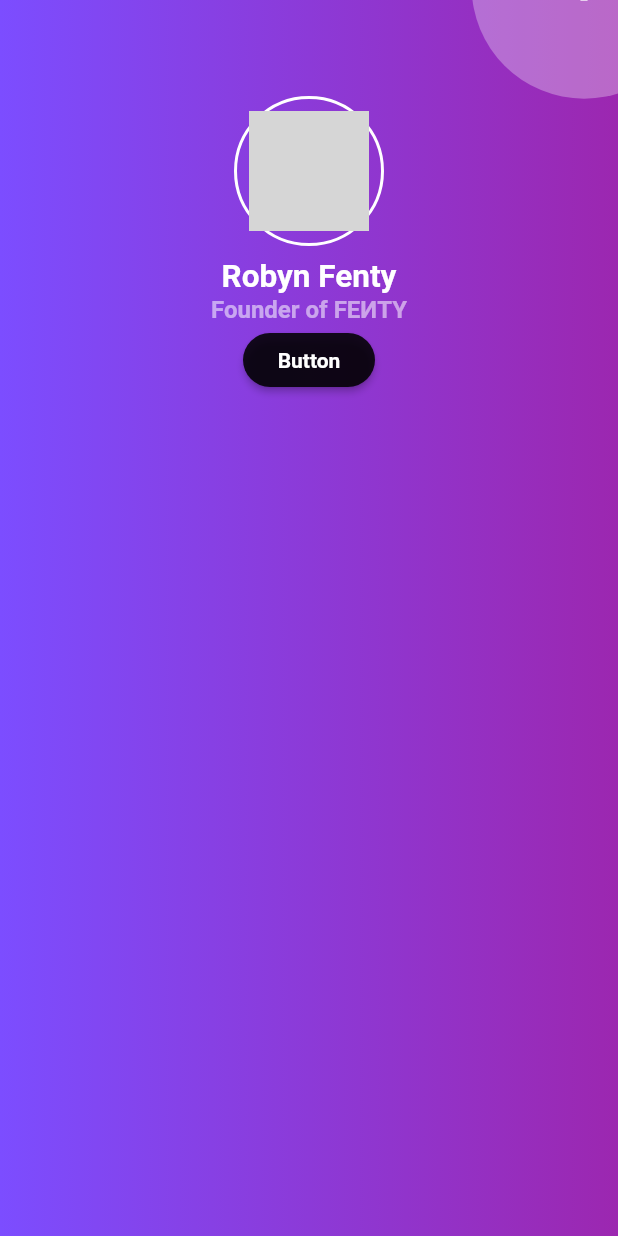
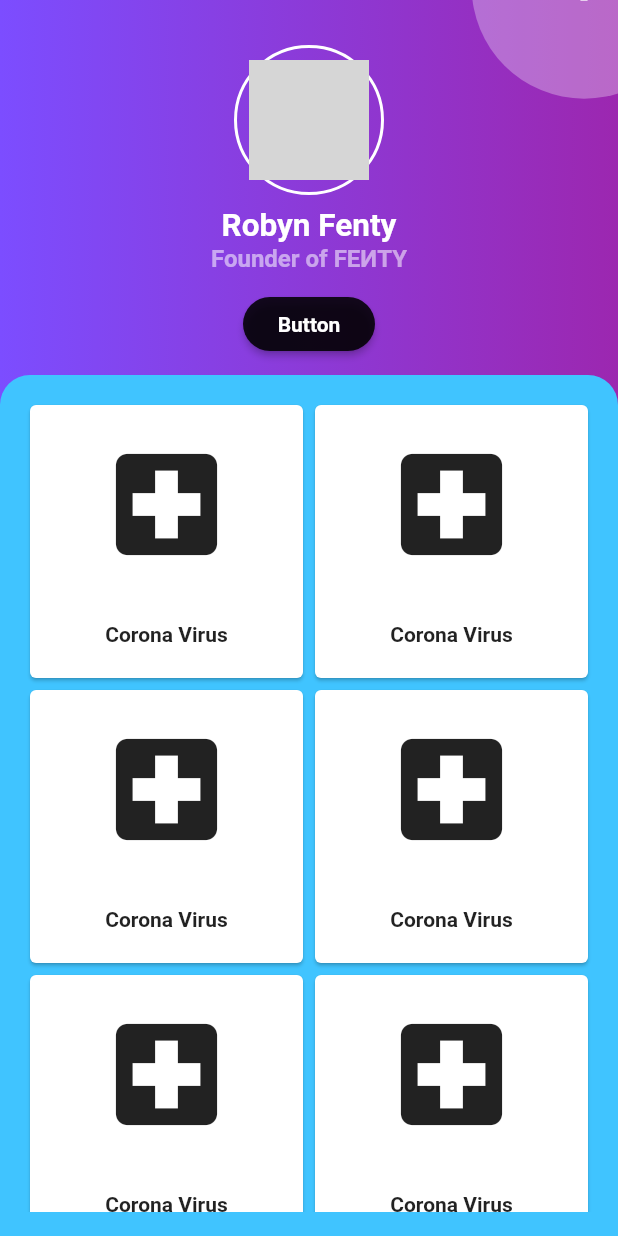
Before and after one commit to gustavojimenez41/SaseHackathon, a Flutter app: the ProfilePage screen opened directly, on a phone screen of 412 x 824 dp. Run offline on Flutter 3.47's test engine with Material 2 defaults, Android fonts, the phone set to English and light mode, and no system bars; our stand-ins replace google_maps_flutter; network calls fail; grey boxes are pictures that could not be loaded.

Commit message:
third commit for profile screen (widgets)

```diff
--- a/lib/screens/profile.dart
+++ b/lib/screens/profile.dart
@@ -33,7 +33,7 @@ class _ProfilePageState extends State<ProfilePage> {
               ),
             ),
             Padding(
-                padding: EdgeInsets.only(top: 64.0),
+                padding: EdgeInsets.only(top: 30.0),
                 child: Column(
                     children: <Widget>[
                       Row(
@@ -69,6 +69,7 @@ class _ProfilePageState extends State<ProfilePage> {
                             fontSize: 16.0,
                             color: Colors.white54),
                       ),
+                      SizedBox(height: 10.0),
                       MaterialButton(
                         onPressed: () {},
                         color: Colors.black87,
@@ -95,6 +96,52 @@ class _ProfilePageState extends State<ProfilePage> {
                 child: Icon(Icons.settings, color: Colors.white),
               ),
             ),
+            Container(
+              margin: EdgeInsets.only(top:250.0),
+              decoration: BoxDecoration(
+                color: Colors.lightBlueAccent,
+                borderRadius: BorderRadius.only(
+                    topLeft: Radius.circular(20.0),
+                    topRight: Radius.circular(20.0),
+                )
+              ),
+            ),
+            Container(
+              margin: EdgeInsets.only(top: 250.0),
+              decoration: BoxDecoration(
+                borderRadius: BorderRadius.only(
+                  topLeft: Radius.circular(20.0),
+                  topRight: Radius.circular(20.0),
+                  ),
+              ),
+              child: Padding(
+                padding: const EdgeInsets.all(16.0),
+                child: GridView.builder(
+                  itemCount: 8,
+                  itemBuilder: (context, index) => Card(
+                    child: Container(
+                      margin: EdgeInsets.all(4.0),
+                      color: Colors.white,
+                      child: Column(
+                        mainAxisAlignment: MainAxisAlignment.spaceAround,
+                        children: <Widget>[
+                          Icon(
+                            Icons.local_hospital,
+                            size: 90,
+                          ),
+                          Text(
+                            "Corona Virus",
+                            style: TextStyle(fontWeight: FontWeight.bold),
+                          ),
+                        ],
+                      ),
+                    ),
+                  ),
+                  gridDelegate: SliverGridDelegateWithFixedCrossAxisCount(
+                      crossAxisCount: 2),
+                ),
+              ),
+            ),
           ],
         ),
       ),
```
